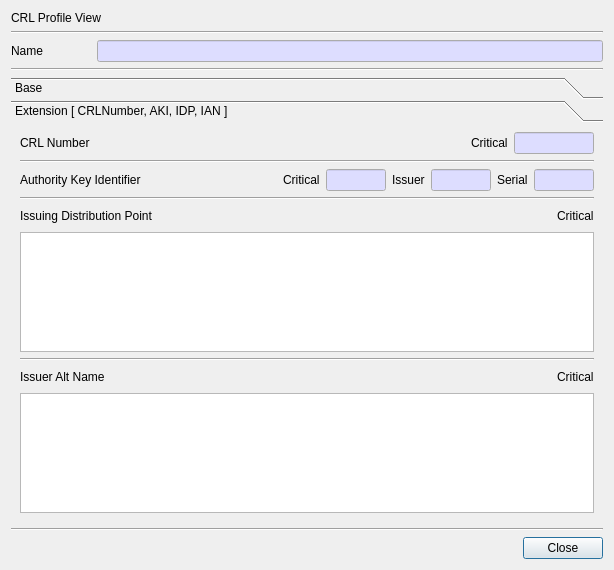
The window that CertMan/view_crl_profile_dlg.ui (jykim74/CertMan) describes before a commit, drawn with Qt 5.
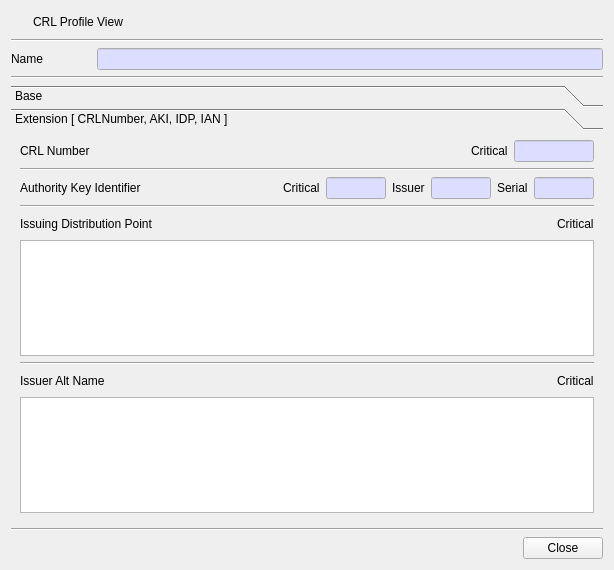
The same window after the commit. Icons and pictures are not drawn.

```diff
--- a/CertMan/view_crl_profile_dlg.ui
+++ b/CertMan/view_crl_profile_dlg.ui
@@ -21,11 +21,44 @@
   </property>
   <layout class="QVBoxLayout" name="verticalLayout">
    <item>
-    <widget class="QLabel" name="label">
-     <property name="text">
-      <string>CRL Profile View</string>
+    <layout class="QGridLayout" name="gridLayout_10">
+     <property name="topMargin">
+      <number>0</number>
      </property>
-    </widget>
+     <item row="0" column="1">
+      <widget class="QLabel" name="label">
+       <property name="text">
+        <string>CRL Profile View</string>
+       </property>
+      </widget>
+     </item>
+     <item row="0" column="0">
+      <widget class="QPushButton" name="pushButton">
+       <property name="minimumSize">
+        <size>
+         <width>16</width>
+         <height>0</height>
+        </size>
+       </property>
+       <property name="maximumSize">
+        <size>
+         <width>16</width>
+         <height>16777215</height>
+        </size>
+       </property>
+       <property name="text">
+        <string/>
+       </property>
+       <property name="icon">
+        <iconset resource="certman.qrc">
+         <normaloff>:/images/crl_profile.png</normaloff>:/images/crl_profile.png</iconset>
+       </property>
+       <property name="flat">
+        <bool>true</bool>
+       </property>
+      </widget>
+     </item>
+    </layout>
    </item>
    <item>
     <widget class="Line" name="line_2">
@@ -440,7 +473,7 @@
         <x>0</x>
         <y>0</y>
         <width>596</width>
-        <height>391</height>
+        <height>381</height>
        </rect>
       </property>
       <attribute name="label">
```
Left out of the diff: 6 changed lines with no effect on the pictures.
